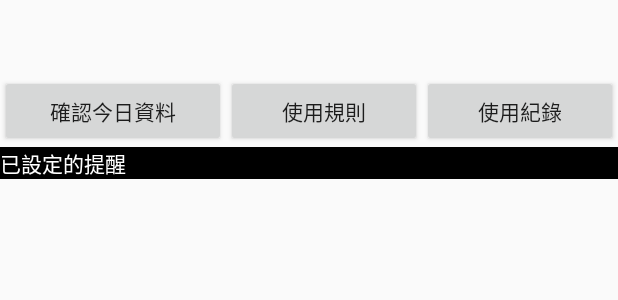
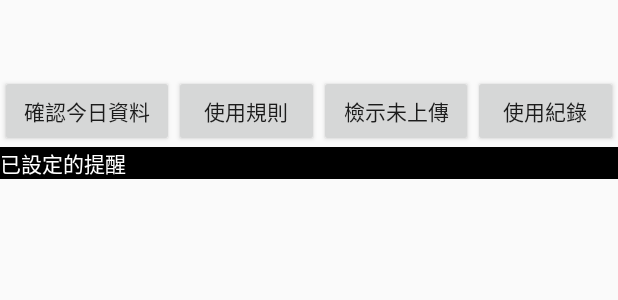
Before and after one commit to guoyang33/AlarmClock_Ctrl, an Android app: the layout activity_main.xml on its own in the app's theme, with its tools: preview values and no code run, on a phone screen of 412 x 824 dp. Shown: the top 300 px of the screen. Run offline under Robolectric (Android 15) with nearby library versions, the phone set to English and light mode, and no system bars.

Commit message:
update 1101021

```diff
--- a/app/src/main/res/layout/activity_main.xml
+++ b/app/src/main/res/layout/activity_main.xml
@@ -44,6 +44,15 @@
                 android:text="使用規則" />
 
             <Button
+                android:id="@+id/button_checklack"
+                android:layout_width="wrap_content"
+                android:layout_height="wrap_content"
+                android:layout_weight="1"
+                android:onClick="checklack"
+                android:text="檢示未上傳" />
+
+
+            <Button
                 android:id="@+id/button_alltime"
                 android:layout_width="wrap_content"
                 android:layout_height="wrap_content"
```
Also changed, not shown: app/src/main/java/com/zzzlarry/reminder/MainActivity.java (+7 -0 lines).
